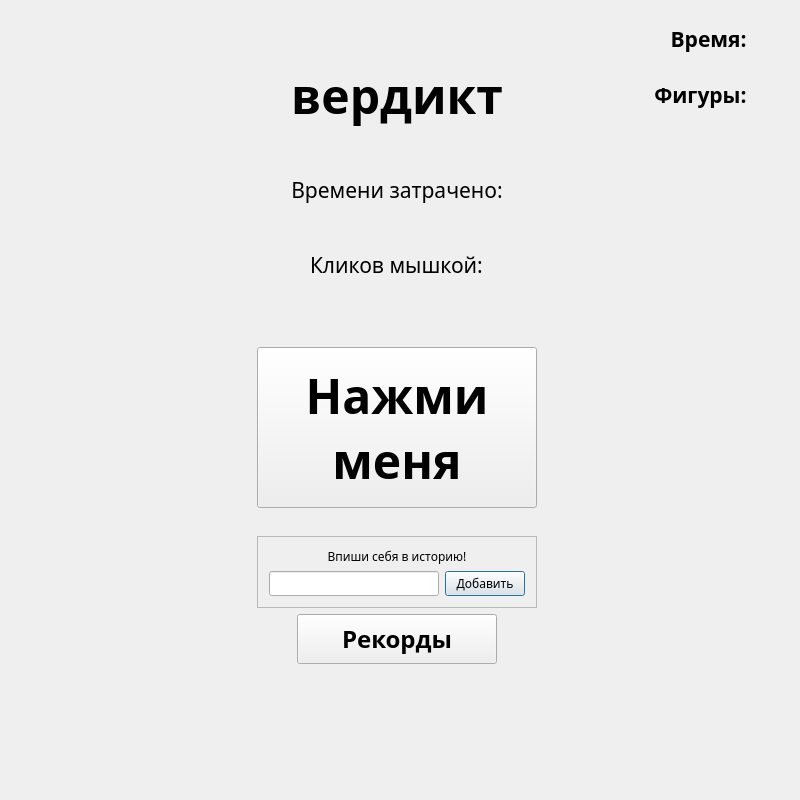
This is gamewindow.ui in cruvar/FigureCollision as Qt 5 draws it before an edit. The edited form follows.
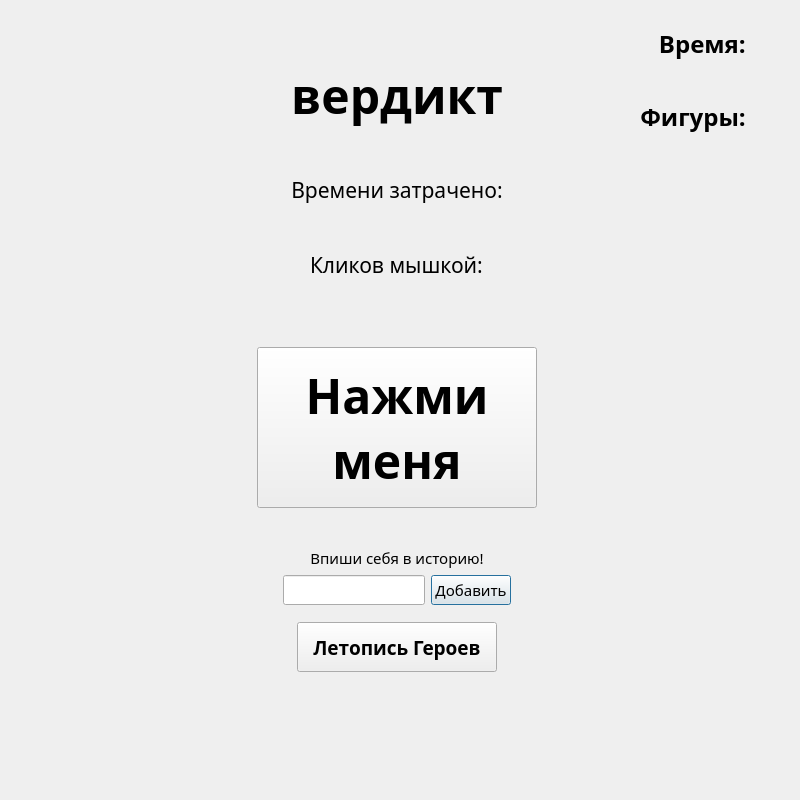
This is the edited form.

```diff
--- a/gamewindow.ui
+++ b/gamewindow.ui
@@ -44,7 +44,7 @@
         <property name="font">
          <font>
           <family>Upheaval Pro</family>
-          <pointsize>16</pointsize>
+          <pointsize>18</pointsize>
           <weight>75</weight>
           <bold>true</bold>
          </font>
@@ -65,7 +65,7 @@
         <property name="font">
          <font>
           <family>Upheaval Pro</family>
-          <pointsize>18</pointsize>
+          <pointsize>24</pointsize>
           <weight>75</weight>
           <bold>true</bold>
          </font>
@@ -86,7 +86,7 @@
         <property name="font">
          <font>
           <family>Upheaval Pro</family>
-          <pointsize>16</pointsize>
+          <pointsize>18</pointsize>
           <weight>75</weight>
           <bold>true</bold>
          </font>
@@ -107,7 +107,7 @@
         <property name="font">
          <font>
           <family>Upheaval Pro</family>
-          <pointsize>18</pointsize>
+          <pointsize>24</pointsize>
           <weight>75</weight>
           <bold>true</bold>
          </font>
@@ -200,10 +200,10 @@
       <enum>QFrame::Raised</enum>
      </property>
      <layout class="QVBoxLayout" name="verticalLayout_3">
-      <item>
+      <item alignment="Qt::AlignHCenter">
        <widget class="QFrame" name="add_record_frame">
         <property name="frameShape">
-         <enum>QFrame::StyledPanel</enum>
+         <enum>QFrame::NoFrame</enum>
         </property>
         <property name="frameShadow">
          <enum>QFrame::Raised</enum>
@@ -214,6 +214,7 @@
            <property name="font">
             <font>
              <family>Upheaval Pro</family>
+             <pointsize>11</pointsize>
              <weight>50</weight>
              <bold>false</bold>
             </font>
@@ -230,6 +231,7 @@
              <property name="font">
               <font>
                <family>Upheaval Pro</family>
+               <pointsize>11</pointsize>
               </font>
              </property>
              <property name="locale">
@@ -248,6 +250,7 @@
              <property name="font">
               <font>
                <family>Upheaval Pro</family>
+               <pointsize>11</pointsize>
               </font>
              </property>
              <property name="text">
@@ -294,13 +297,13 @@
           <property name="font">
            <font>
             <family>Upheaval Pro</family>
-            <pointsize>18</pointsize>
+            <pointsize>14</pointsize>
             <weight>75</weight>
             <bold>true</bold>
            </font>
           </property>
           <property name="text">
-           <string>Рекорды</string>
+           <string>Летопись Героев</string>
           </property>
          </widget>
         </item>
@@ -396,8 +399,8 @@
          <font>
           <family>Upheaval Pro</family>
           <pointsize>18</pointsize>
-          <weight>75</weight>
-          <bold>true</bold>
+          <weight>50</weight>
+          <bold>false</bold>
          </font>
         </property>
         <property name="text">
@@ -426,8 +429,8 @@
          <font>
           <family>Upheaval Pro</family>
           <pointsize>18</pointsize>
-          <weight>75</weight>
-          <bold>true</bold>
+          <weight>50</weight>
+          <bold>false</bold>
          </font>
         </property>
         <property name="text">
```
